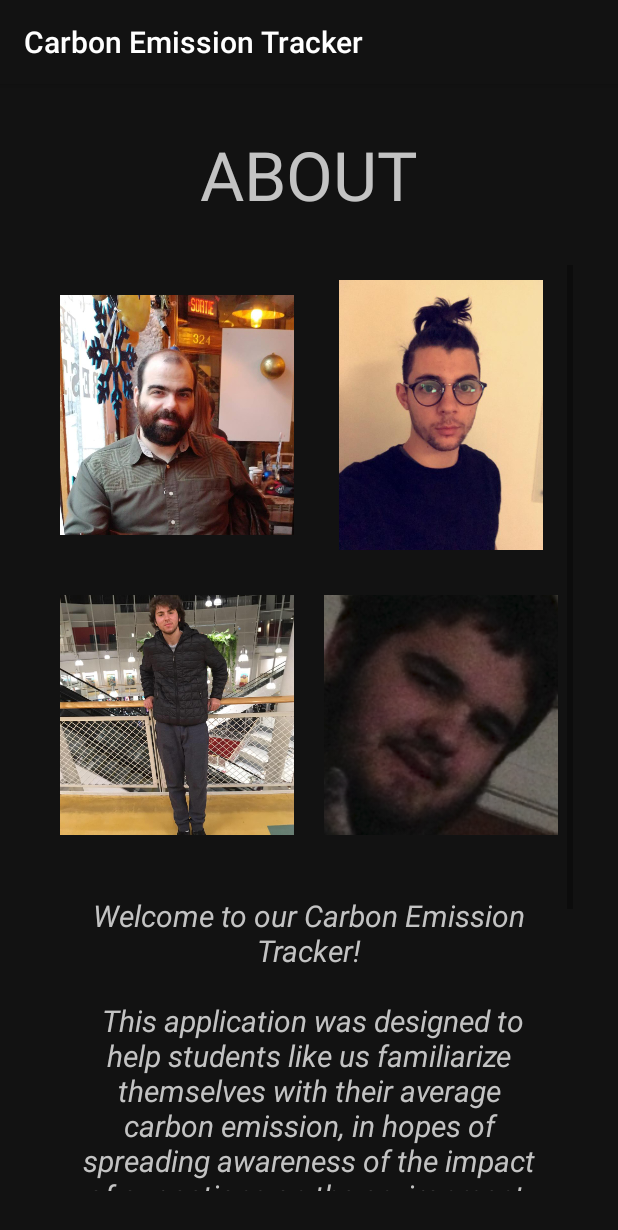
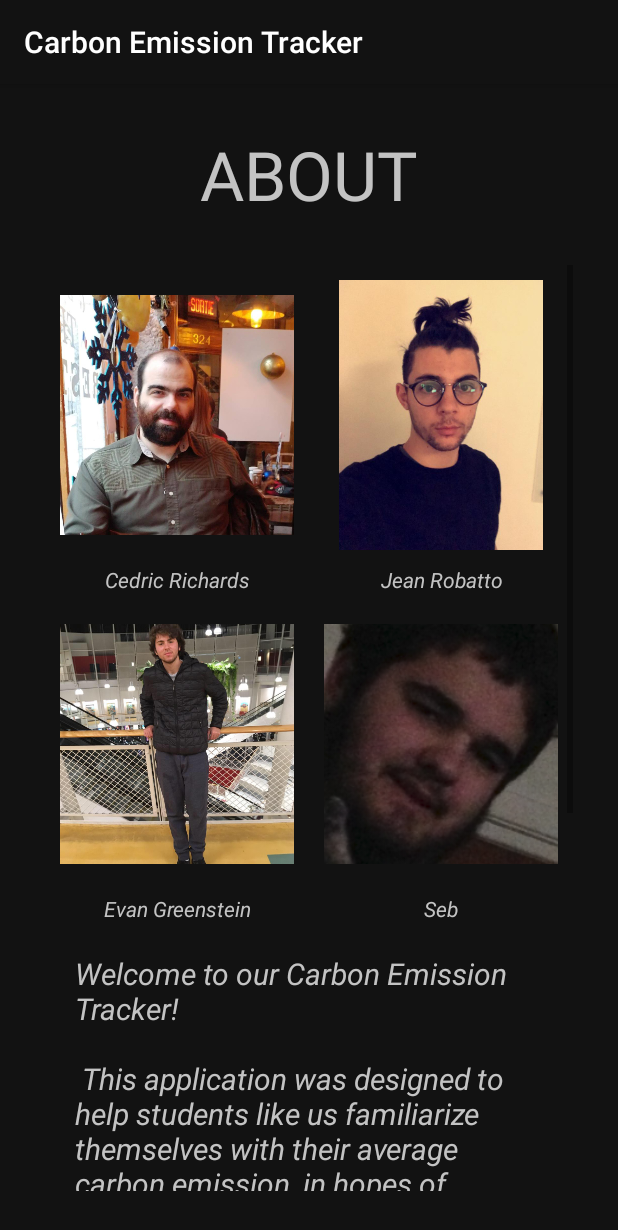
Before and after one commit to EvanGreener/Sustainability-Android-App, an Android app: the AboutActivity screen opened directly, with no data from a screen before it, on a phone screen of 412 x 824 dp. Shown: the top 1230 px of the screen. Run offline under Robolectric (Android 15) with nearby library versions, the phone set to English and light mode, and no system bars.

Commit message:
Finished About Act (land and port)

```diff
--- a/Sustain_CedricSebEvanJean/app/src/main/res/layout-land/activity_about.xml
+++ b/Sustain_CedricSebEvanJean/app/src/main/res/layout-land/activity_about.xml
@@ -64,6 +64,30 @@
 
                     <LinearLayout
                         android:layout_width="match_parent"
+                        android:layout_height="wrap_content"
+                        android:orientation="horizontal">
+
+                        <TextView
+                            android:layout_width="0dp"
+                            android:layout_height="wrap_content"
+                            android:layout_weight=".5"
+                            android:text="Cedric Richards"
+                            android:textAlignment="center"
+                            android:textColor="@color/onBackground"
+                            android:textStyle="italic" />
+
+                        <TextView
+                            android:layout_width="0dp"
+                            android:layout_height="wrap_content"
+                            android:layout_weight=".5"
+                            android:text="Jean Robatto"
+                            android:textAlignment="center"
+                            android:textColor="@color/onBackground"
+                            android:textStyle="italic" />
+                    </LinearLayout>
+
+                    <LinearLayout
+                        android:layout_width="match_parent"
                         android:layout_height="200dp"
                         android:orientation="horizontal">
 
@@ -85,6 +109,32 @@
                             android:scaleType="centerCrop"
                             app:srcCompat="@drawable/seb" />
                     </LinearLayout>
+
+                    <LinearLayout
+                        android:layout_width="match_parent"
+                        android:layout_height="wrap_content"
+                        android:layout_weight="1"
+                        android:orientation="horizontal">
+
+                        <TextView
+                            android:layout_width="0dp"
+                            android:layout_height="wrap_content"
+                            android:layout_weight=".5"
+                            android:text="Evan Greenstein"
+                            android:textAlignment="center"
+                            android:textColor="@color/onBackground"
+                            android:textStyle="italic" />
+
+                        <TextView
+                            android:layout_width="0dp"
+                            android:layout_height="wrap_content"
+                            android:layout_weight=".5"
+                            android:text="Seb"
+                            android:textAlignment="center"
+                            android:textColor="@color/onBackground"
+                            android:textStyle="italic" />
+                    </LinearLayout>
+
                 </LinearLayout>
             </LinearLayout>
         </ScrollView>
@@ -106,6 +156,7 @@
                     android:gravity="center"
                     android:padding="@dimen/componentPadding"
                     android:text="@string/about_app_description"
+                    android:textAlignment="textStart"
                     android:textColor="@color/onBackground"
                     android:textSize="@dimen/textSize"
                     android:textStyle="italic" />
--- a/Sustain_CedricSebEvanJean/app/src/main/res/layout/activity_about.xml
+++ b/Sustain_CedricSebEvanJean/app/src/main/res/layout/activity_about.xml
@@ -29,6 +29,11 @@
 
             <LinearLayout
                 android:layout_width="match_parent"
+                android:layout_height="match_parent"
+                android:orientation="vertical">
+
+                <LinearLayout
+                    android:layout_width="match_parent"
                     android:layout_height="200dp"
                     android:orientation="horizontal">
 
@@ -50,6 +55,37 @@
                         android:scaleType="centerCrop"
                         app:srcCompat="@drawable/jean" />
                 </LinearLayout>
+
+                <LinearLayout
+                    android:layout_width="match_parent"
+                    android:layout_height="match_parent"
+                    android:orientation="horizontal">
+
+                    <TextView
+                        android:layout_width="0dp"
+                        android:layout_height="wrap_content"
+                        android:layout_weight=".5"
+                        android:text="Cedric Richards"
+                        android:textAlignment="center"
+                        android:textColor="@color/onBackground"
+                        android:textStyle="italic" />
+
+                    <TextView
+                        android:layout_width="0dp"
+                        android:layout_height="wrap_content"
+                        android:layout_weight=".5"
+                        android:text="Jean Robatto"
+                        android:textAlignment="center"
+                        android:textColor="@color/onBackground"
+                        android:textStyle="italic" />
+                </LinearLayout>
+
+            </LinearLayout>
+
+            <LinearLayout
+                android:layout_width="match_parent"
+                android:layout_height="match_parent"
+                android:orientation="vertical">
 
                 <LinearLayout
                     android:layout_width="match_parent"
@@ -75,6 +111,32 @@
                         app:srcCompat="@drawable/seb" />
                 </LinearLayout>
 
+                <LinearLayout
+                    android:layout_width="match_parent"
+                    android:layout_height="match_parent"
+                    android:orientation="horizontal">
+
+                    <TextView
+                        android:layout_width="0dp"
+                        android:layout_height="wrap_content"
+                        android:layout_weight=".5"
+                        android:text="Evan Greenstein"
+                        android:textAlignment="center"
+                        android:textColor="@color/onBackground"
+                        android:textStyle="italic" />
+
+                    <TextView
+                        android:layout_width="0dp"
+                        android:layout_height="wrap_content"
+                        android:layout_weight=".5"
+                        android:text="Seb"
+                        android:textAlignment="center"
+                        android:textColor="@color/onBackground"
+                        android:textStyle="italic" />
+                </LinearLayout>
+
+            </LinearLayout>
+
             <TextView
                 android:layout_width="match_parent"
                 android:layout_height="wrap_content"
@@ -82,6 +144,7 @@
                 android:gravity="center"
                 android:padding="@dimen/componentPadding"
                 android:text="@string/about_app_description"
+                android:textAlignment="textStart"
                 android:textColor="@color/onBackground"
                 android:textSize="@dimen/textSize"
                 android:textStyle="italic" />
--- a/Sustain_CedricSebEvanJean/app/src/main/res/values/strings.xml
+++ b/Sustain_CedricSebEvanJean/app/src/main/res/values/strings.xml
@@ -39,8 +39,12 @@
     <string name="about_title_string">ABOUT</string>
     <string name="about_app_description">Welcome to our Carbon Emission Tracker!\n\n
                                          This application was designed to help students like us familiarize themselves with their average carbon emission,
-                                         in hopes of spreading awareness of the impact of our actions on the environment.
-                                         In addition, this app provides users with a weather API for the current weather, fun facts about sustainability, a CO2 calculator
-                                         to estimate carbon emission for a trip, and a log of personalized saved trips.\n\n
-                                         Take care of the environment, and she will take care of you!</string>
+                                         in hopes of spreading awareness of the impact of our actions on the environment.\n\n
+                                         It provides users with:
+                                         \n-> A weather API for the current weather
+                                         \n-> Fun facts about sustainability
+                                         \n-> A CO2 calculator to estimate carbon emission for a trip
+                                         \n-> A log of personalized saved trips.\n\n
+                                         Take care of the environment, and she will take care of you!
+                                         \n\nA Dawson College Project: \n-> Course ID: 420-518-DW \n-> Section: 00002</string>
 </resources>
```
Lines whose indentation alone changed are shown as unchanged.
